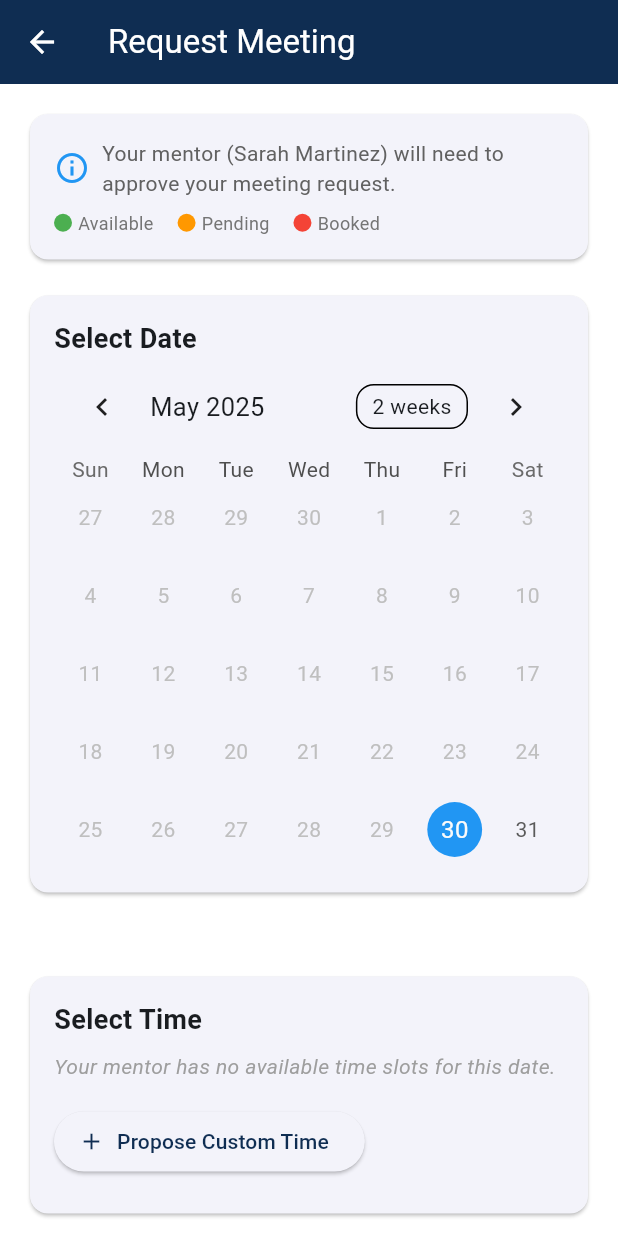
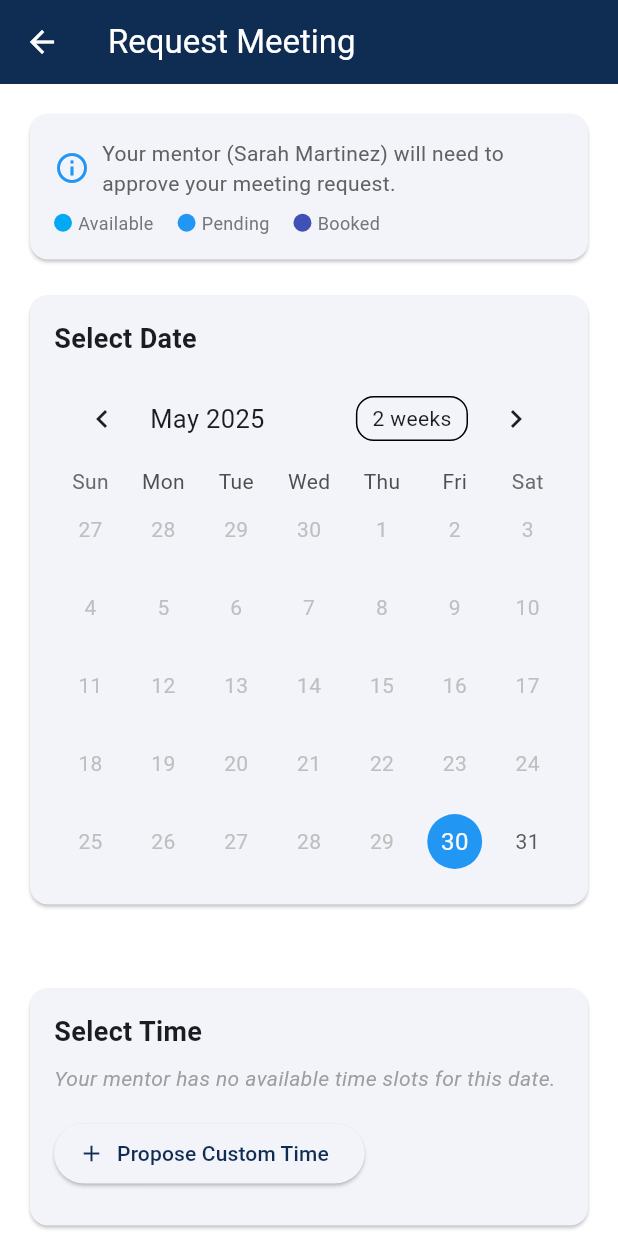
Before and after one commit to GemGreenPokemon/SMP_Mentor_Mentee_Mobile_App, a Flutter app: the ScheduleMeetingScreen screen opened directly, on a phone screen of 412 x 824 dp. Run offline on Flutter 3.47's test engine with Material 3 defaults, Android fonts, the phone set to English and light mode, and no system bars; drawn by our look-alikes of table_calendar; our stand-ins replace calendar_view, cloud_firestore, cloud_functions, file_picker, firebase_core, fl_chart and 3 more; missing offline and left inert: excel; accounts and stored records are empty.

Commit message:
Calender functionality

```diff
--- a/lib/screens/schedule_meeting_screen.dart
+++ b/lib/screens/schedule_meeting_screen.dart
@@ -284,11 +284,11 @@ class _ScheduleMeetingScreenState extends State<ScheduleMeetingScreen> {
                     const SizedBox(height: 8),
                     Row(
                       children: [
-                        _buildLegendItem('Open', Colors.green),
+                        _buildLegendItem('Open', Colors.lightBlue),
                         const SizedBox(width: 16),
-                        _buildLegendItem('Pending', Colors.orange),
+                        _buildLegendItem('Pending', Colors.blue),
                         const SizedBox(width: 16),
-                        _buildLegendItem('Confirmed', Colors.red),
+                        _buildLegendItem('Confirmed', Colors.indigo),
                       ],
                     ),
                   ],
@@ -322,11 +322,11 @@ class _ScheduleMeetingScreenState extends State<ScheduleMeetingScreen> {
                     const SizedBox(height: 8),
                     Row(
                       children: [
-                        _buildLegendItem('Available', Colors.green),
+                        _buildLegendItem('Available', Colors.lightBlue),
                         const SizedBox(width: 16),
-                        _buildLegendItem('Pending', Colors.orange),
+                        _buildLegendItem('Pending', Colors.blue),
                         const SizedBox(width: 16),
-                        _buildLegendItem('Booked', Colors.red),
+                        _buildLegendItem('Booked', Colors.indigo),
                       ],
                     ),
                   ],
@@ -349,17 +349,17 @@ class _ScheduleMeetingScreenState extends State<ScheduleMeetingScreen> {
                       fontWeight: FontWeight.bold,
                     ),
                   ),
+                  const SizedBox(height: 8),
                   TableCalendar<CalendarEvent>(
                     firstDay: DateTime.now(),
                     lastDay: DateTime.now().add(const Duration(days: 30)),
                     focusedDay: selectedDate,
                     calendarFormat: CalendarFormat.month,
                     eventLoader: (day) {
-                      return _calendarEvents[DateTime(day.year, day.month, day.day)] ?? [];
+                      final key = DateTime(day.year, day.month, day.day);
+                      return _calendarEvents[key] ?? [];
                     },
-                    selectedDayPredicate: (day) {
-                      return isSameDay(selectedDate, day);
-                    },
+                    selectedDayPredicate: (day) => isSameDay(selectedDate, day),
                     onDaySelected: (selectedDay, focusedDay) {
                       if (!isSameDay(selectedDate, selectedDay)) {
                         setState(() {
@@ -367,57 +367,71 @@ class _ScheduleMeetingScreenState extends State<ScheduleMeetingScreen> {
                           selectedTime = null;
                         });
                       }
-
-                      // Show popup if this date has events
-                      final normalizedDay = DateTime(selectedDay.year, selectedDay.month, selectedDay.day);
-                      final dayEvents = _calendarEvents[normalizedDay];
-                      if (dayEvents != null && dayEvents.isNotEmpty) {
-                        _showDaySchedulePopup(selectedDay, dayEvents);
-                      }
+                      final key = DateTime(selectedDay.year, selectedDay.month, selectedDay.day);
+                      final events = _calendarEvents[key] ?? [];
+                      if (events.isNotEmpty) _showDaySchedulePopup(selectedDay, events);
                     },
-                    calendarStyle: CalendarStyle(
-                      selectedDecoration: const BoxDecoration(
+                    calendarStyle: const CalendarStyle(
+                      selectedDecoration: BoxDecoration(
                         color: Color(0xFF2196F3),
                         shape: BoxShape.circle,
                       ),
                       todayDecoration: BoxDecoration(
-                        color: const Color(0xFF2196F3).withOpacity(0.5),
+                        color: Color(0x802196F3),
                         shape: BoxShape.circle,
                       ),
+                      markersMaxCount: 3,
+                      markersAlignment: Alignment.bottomCenter,
                     ),
                     calendarBuilders: CalendarBuilders<CalendarEvent>(
                       markerBuilder: (context, day, events) {
-                        if (events.isNotEmpty) {
-                          return Row(
-                            mainAxisSize: MainAxisSize.min,
-                            children: events.take(3).map((event) {
-                              Color dotColor;
-                              switch (event.status) {
-                                case 'Available':
-                                  dotColor = Colors.green;
-                                  break;
-                                case 'Pending Request':
-                                  dotColor = Colors.orange;
-                                  break;
-                                case 'Booked':
-                                  dotColor = Colors.red;
-                                  break;
-                                default:
-                                  dotColor = Colors.blue;
-                              }
-                              return Container(
-                                margin: const EdgeInsets.symmetric(horizontal: 1.0),
-                                width: 8.0,
-                                height: 8.0,
+                        if (events.isEmpty) return null;
+
+                        // BLUE THEME: Different shades of blue
+                        List<Widget> dots = [];
+
+                        for (int i = 0; i < events.length && i < 3; i++) {
+                          final event = events[i];
+                          Color? dotColor;
+
+                          if (event.status == 'Available') {
+                            dotColor = Colors.lightBlue; // Light blue for available
+                          } else if (event.status == 'Pending' || event.status == 'Pending Request') {
+                            dotColor = Colors.blue; // Medium blue for pending
+                          } else if (event.status == 'Booked') {
+                            dotColor = Colors.indigo; // Dark blue/indigo for booked
+                          }
+
+                          if (dotColor != null) {
+                            if (dots.isNotEmpty) {
+                              dots.add(SizedBox(width: 2));
+                            }
+
+                            // Use EXACT same Container structure as legend
+                            dots.add(
+                              Container(
+                                width: 6, // Smaller than legend (12) but same structure
+                                height: 6,
                                 decoration: BoxDecoration(
                                   color: dotColor,
                                   shape: BoxShape.circle,
                                 ),
-                              );
-                            }).toList(),
-                          );
+                              ),
+                            );
+                          }
                         }
-                        return const SizedBox.shrink();
+
+                        if (dots.isEmpty) return null;
+
+                        return Positioned(
+                          bottom: 1,
+                          left: 0,
+                          right: 0,
+                          child: Row(
+                            mainAxisAlignment: MainAxisAlignment.center,
+                            children: dots,
+                          ),
+                        );
                       },
                     ),
                   ),
@@ -1106,7 +1120,7 @@ class _ScheduleMeetingScreenState extends State<ScheduleMeetingScreen> {
                   _buildScheduleSection(
                     'Available Time Slots',
                     availableSlots,
-                    Colors.green,
+                    Colors.lightBlue,
                     Icons.check_circle_outline,
                     selectedDay,
                   ),
@@ -1116,7 +1130,7 @@ class _ScheduleMeetingScreenState extends State<ScheduleMeetingScreen> {
                   _buildScheduleSection(
                     'Pending Requests',
                     pendingSlots,
-                    Colors.orange,
+                    Colors.blue,
                     Icons.schedule,
                     selectedDay,
                   ),
@@ -1126,7 +1140,7 @@ class _ScheduleMeetingScreenState extends State<ScheduleMeetingScreen> {
                   _buildScheduleSection(
                     'Confirmed Meetings',
                     bookedSlots,
-                    Colors.red,
+                    Colors.indigo,
                     Icons.event,
                     selectedDay,
                   ),
@@ -1354,6 +1368,38 @@ class _ScheduleMeetingScreenState extends State<ScheduleMeetingScreen> {
       ),
     );
   }
+
+  // Custom vector dot to bypass color rendering issues
+  Widget _createVectorDot(Color color) {
+    return CustomPaint(
+      size: Size(6, 6),
+      painter: _DotPainter(color),
+    );
+  }
+}
+
+// Custom painter for perfectly aligned dots
+class _DotPainter extends CustomPainter {
+  final Color color;
+
+  _DotPainter(this.color);
+
+  @override
+  void paint(Canvas canvas, Size size) {
+    final paint = Paint()
+      ..color = color
+      ..style = PaintingStyle.fill;
+
+    // Draw perfect circle at exact center
+    canvas.drawCircle(
+      Offset(size.width / 2, size.height / 2),
+      size.width / 2,
+      paint,
+    );
+  }
+
+  @override
+  bool shouldRepaint(covariant CustomPainter oldDelegate) => false;
 }
 
 class MentorTimeSlot {
--- a/pubspec.yaml
+++ b/pubspec.yaml
@@ -38,6 +38,7 @@ dependencies:
   share_plus: ^10.1.4
   intl: ^0.19.0
   sqflite: ^2.4.1
+  sqflite_common_ffi: ^2.3.3  # For debug_calendar.dart
   path_provider: ^2.1.5
   path: ^1.9.0
   firebase_core: ^3.13.0
@@ -47,6 +48,7 @@ dependencies:
   excel: ^4.0.0
   file_picker: ^8.0.0
   table_calendar: ^3.1.2
+  calendar_view: ^1.0.4  # Alternative calendar package
   fl_chart: ^0.68.0
   shared_preferences: ^2.3.4
   uuid: ^4.5.1
```
Also changed, not shown: lib/screens/calendar_view_test.dart (added, +52 -0 lines), lib/screens/schedule_meeting_screen_calendar_view.dart (added, +269 -0 lines), lib/screens/web_schedule_meeting_screen.dart (+50 -40 lines), pubspec.lock, 1 other file.
